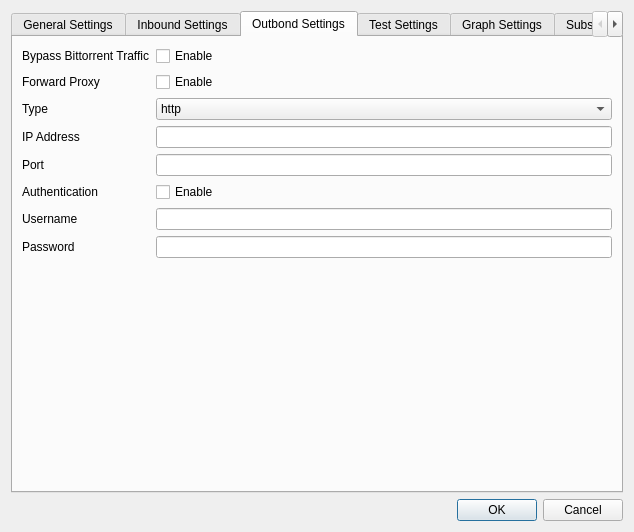
The window that ui/settingsdialog.ui (Trojan-Qt5/Trojan-Qt5) describes before a commit, drawn with Qt 5.
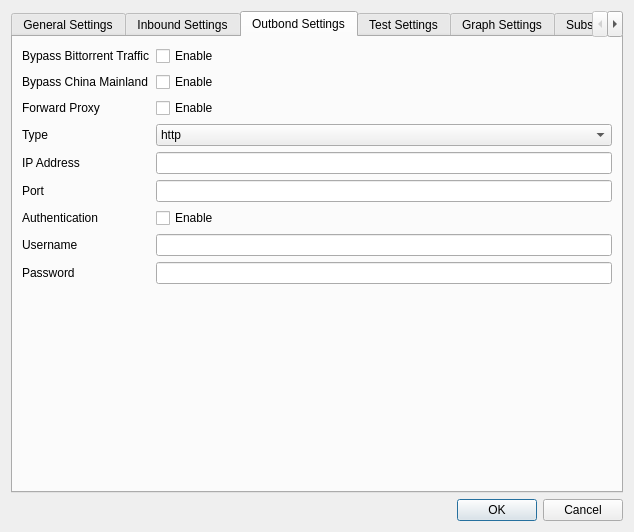
The same window after the commit. The open tabs and pages were chosen to show the change. Custom widgets are drawn as their Qt base class.

Commit message: [New Feature] add bypass Bittorrent support

```diff
--- a/ui/settingsdialog.ui
+++ b/ui/settingsdialog.ui
@@ -493,69 +493,69 @@
          <property name="fieldGrowthPolicy">
           <enum>QFormLayout::ExpandingFieldsGrow</enum>
          </property>
-         <item row="1" column="0">
+         <item row="2" column="0">
           <widget class="QLabel" name="label_26">
            <property name="text">
             <string>Forward Proxy</string>
            </property>
           </widget>
          </item>
-         <item row="3" column="0">
+         <item row="4" column="0">
           <widget class="QLabel" name="label_27">
            <property name="text">
             <string>IP Address</string>
            </property>
           </widget>
          </item>
-         <item row="4" column="0">
+         <item row="5" column="0">
           <widget class="QLabel" name="label_30">
            <property name="text">
             <string>Port</string>
            </property>
           </widget>
          </item>
-         <item row="5" column="0">
+         <item row="6" column="0">
           <widget class="QLabel" name="label_28">
            <property name="text">
             <string>Authentication</string>
            </property>
           </widget>
          </item>
-         <item row="6" column="0">
+         <item row="7" column="0">
           <widget class="QLabel" name="label_31">
            <property name="text">
             <string>Username</string>
            </property>
           </widget>
          </item>
-         <item row="6" column="1">
+         <item row="7" column="1">
           <widget class="QLineEdit" name="forwardProxyUsername"/>
          </item>
-         <item row="7" column="0">
+         <item row="8" column="0">
           <widget class="QLabel" name="label_32">
            <property name="text">
             <string>Password</string>
            </property>
           </widget>
          </item>
-         <item row="7" column="1">
+         <item row="8" column="1">
           <widget class="QLineEdit" name="forwardProxyPassword"/>
          </item>
-         <item row="2" column="0">
+         <item row="3" column="0">
           <widget class="QLabel" name="label_33">
            <property name="text">
             <string>Type</string>
            </property>
           </widget>
          </item>
-         <item row="1" column="1">
-          <widget class="QCheckBox" name="forwardProxyCheckBox">
-           <property name="text">
-            <string>Enable</string>
-           </property>
-          </widget>
-         </item>
          <item row="2" column="1">
+          <widget class="QCheckBox" name="forwardProxyCheckBox">
+           <property name="text">
+            <string>Enable</string>
+           </property>
+          </widget>
+         </item>
+         <item row="3" column="1">
           <widget class="QComboBox" name="forwardProxyTypeComboBox">
            <property name="sizePolicy">
             <sizepolicy hsizetype="Expanding" vsizetype="Fixed">
@@ -575,13 +575,13 @@
            </item>
           </widget>
          </item>
-         <item row="3" column="1">
-          <widget class="QLineEdit" name="forwardProxyIpAddressLineEdit"/>
-         </item>
          <item row="4" column="1">
-          <widget class="QLineEdit" name="forwardProxyPortLineEdit"/>
+          <widget class="QLineEdit" name="forwardProxyIpAddressLineEdit"/>
          </item>
          <item row="5" column="1">
+          <widget class="QLineEdit" name="forwardProxyPortLineEdit"/>
+         </item>
+         <item row="6" column="1">
           <widget class="QCheckBox" name="forwardProxyAuthenticationCheckBox">
            <property name="text">
             <string>Enable</string>
@@ -602,6 +602,20 @@
            </property>
           </widget>
          </item>
+         <item row="1" column="0">
+          <widget class="QLabel" name="label_36">
+           <property name="text">
+            <string>Bypass China Mainland</string>
+           </property>
+          </widget>
+         </item>
+         <item row="1" column="1">
+          <widget class="QCheckBox" name="checkBox">
+           <property name="text">
+            <string>Enable</string>
+           </property>
+          </widget>
+         </item>
         </layout>
        </item>
       </layout>
```
The commit also changes 13 other files.
